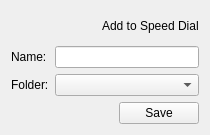
Before: the Qt Designer form src/lib/bookmarks/bookmarkswidget.ui in QupZilla/qupzilla, drawn with Qt 5.
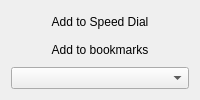
After: the same form once the commit is applied. Icons and pictures are not drawn. Custom widgets are drawn as their Qt base class.

Patch:
```diff
--- a/src/lib/bookmarks/bookmarkswidget.ui
+++ b/src/lib/bookmarks/bookmarkswidget.ui
@@ -2,52 +2,42 @@
 <ui version="4.0">
  <class>BookmarksWidget</class>
  <widget class="QWidget" name="BookmarksWidget">
-  <property name="geometry">
-   <rect>
-    <x>0</x>
-    <y>0</y>
-    <width>210</width>
-    <height>135</height>
-   </rect>
-  </property>
   <property name="windowTitle">
    <string/>
   </property>
   <layout class="QGridLayout" name="gridLayout">
-   <item row="0" column="0" colspan="2">
-    <layout class="QHBoxLayout" name="horizontalLayout_2">
-     <item>
-      <spacer name="horizontalSpacer_2">
-       <property name="orientation">
-        <enum>Qt::Horizontal</enum>
-       </property>
-       <property name="sizeHint" stdset="0">
-        <size>
-         <width>40</width>
-         <height>20</height>
-        </size>
-       </property>
-      </spacer>
-     </item>
-     <item>
-      <widget class="ClickableLabel" name="speeddialButton">
-       <property name="cursor">
-        <cursorShape>PointingHandCursor</cursorShape>
-       </property>
-       <property name="text">
-        <string>Add to Speed Dial</string>
-       </property>
-       <property name="html-link-look" stdset="0">
-        <bool>true</bool>
-       </property>
-      </widget>
-     </item>
-    </layout>
+   <item row="0" column="0">
+    <widget class="QPushButton" name="speeddialButton">
+     <property name="focusPolicy">
+      <enum>Qt::NoFocus</enum>
+     </property>
+     <property name="text">
+      <string>Add to Speed Dial</string>
+     </property>
+     <property name="icon">
+      <iconset resource="../data/icons.qrc">
+       <normaloff>:/icons/theme/speeddial.png</normaloff>:/icons/theme/speeddial.png</iconset>
+     </property>
+     <property name="flat">
+      <bool>true</bool>
+     </property>
+    </widget>
    </item>
-   <item row="1" column="1">
-    <widget class="QLineEdit" name="name"/>
+   <item row="1" column="0">
+    <widget class="QPushButton" name="saveRemove">
+     <property name="text">
+      <string>Add to bookmarks</string>
+     </property>
+     <property name="icon">
+      <iconset resource="../data/icons.qrc">
+       <normaloff>:/icons/other/bigstar.png</normaloff>:/icons/other/bigstar.png</iconset>
+     </property>
+     <property name="flat">
+      <bool>true</bool>
+     </property>
+    </widget>
    </item>
-   <item row="2" column="1">
+   <item row="2" column="0">
     <widget class="QComboBox" name="folder">
      <property name="sizePolicy">
       <sizepolicy hsizetype="Expanding" vsizetype="Fixed">
@@ -57,59 +47,10 @@
      </property>
     </widget>
    </item>
-   <item row="3" column="0" colspan="2">
-    <layout class="QHBoxLayout" name="horizontalLayout">
-     <item>
-      <spacer name="horizontalSpacer">
-       <property name="orientation">
-        <enum>Qt::Horizontal</enum>
-       </property>
-       <property name="sizeHint" stdset="0">
-        <size>
-         <width>40</width>
-         <height>20</height>
-        </size>
-       </property>
-      </spacer>
-     </item>
-     <item>
-      <widget class="QPushButton" name="saveRemove">
-       <property name="sizePolicy">
-        <sizepolicy hsizetype="Preferred" vsizetype="Fixed">
-         <horstretch>0</horstretch>
-         <verstretch>0</verstretch>
-        </sizepolicy>
-       </property>
-       <property name="text">
-        <string>Save</string>
-       </property>
-      </widget>
-     </item>
-    </layout>
-   </item>
-   <item row="1" column="0">
-    <widget class="QLabel" name="label">
-     <property name="text">
-      <string>Name:</string>
-     </property>
-    </widget>
-   </item>
-   <item row="2" column="0">
-    <widget class="QLabel" name="label_2">
-     <property name="text">
-      <string>Folder:</string>
-     </property>
-    </widget>
-   </item>
   </layout>
  </widget>
- <customwidgets>
-  <customwidget>
-   <class>ClickableLabel</class>
-   <extends>QLabel</extends>
-   <header>clickablelabel.h</header>
-  </customwidget>
- </customwidgets>
- <resources/>
+ <resources>
+  <include location="../data/icons.qrc"/>
+ </resources>
  <connections/>
 </ui>
```
